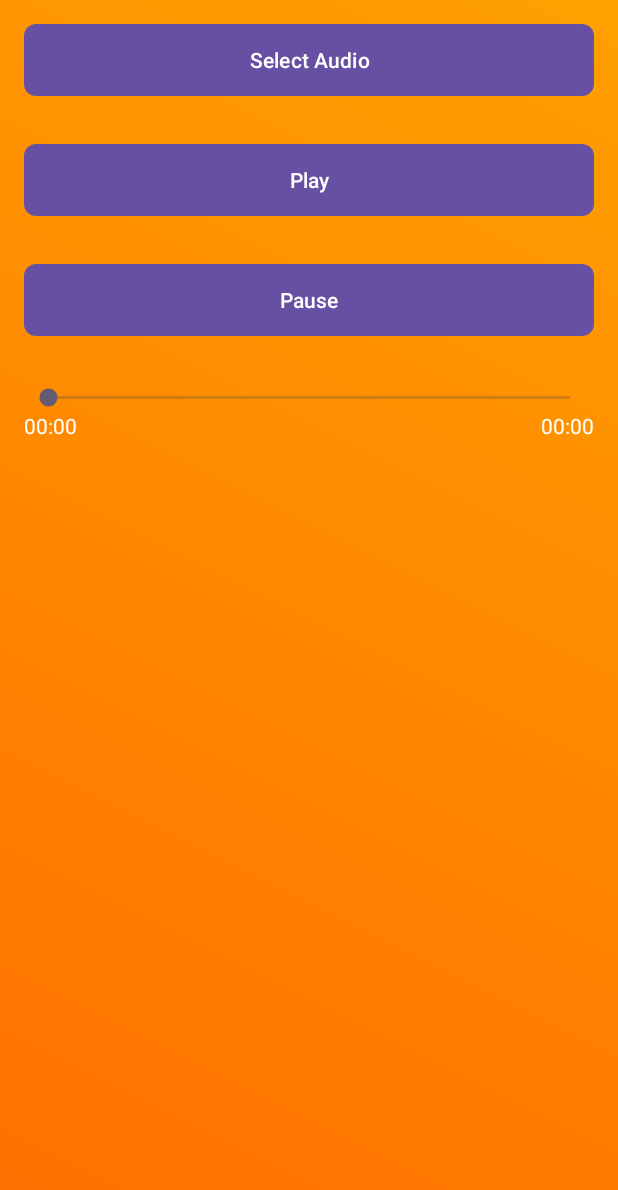
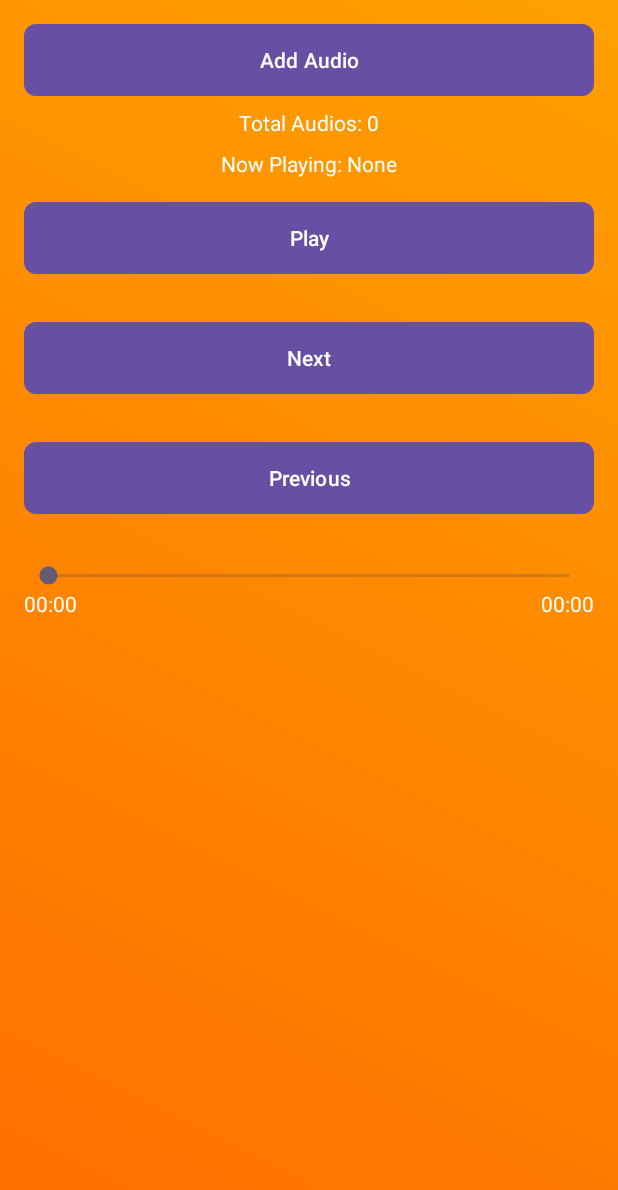
Before and after one commit to Tlaerk/OceanPlayer, an Android app: the screen it shows after launch (MainActivity), after a tap on "Play", on a phone screen of 412 x 824 dp. Shown: the top 1190 px of the screen. Run offline under Robolectric (Android 15) with nearby library versions, the phone set to English and light mode, and no system bars.

Commit message:
增加当前播放文件信息，合并暂停/播放按钮

```diff
--- a/app/src/main/java/com/example/oceanplayer/MainActivity.java
+++ b/app/src/main/java/com/example/oceanplayer/MainActivity.java
@@ -1,14 +1,13 @@
 package com.example.oceanplayer;
 
-import android.Manifest;
 import android.content.Intent;
-import android.content.pm.PackageManager;
+import android.database.Cursor;
 import android.media.MediaPlayer;
 import android.net.Uri;
-import android.os.Build;
 import android.os.Bundle;
 import android.os.Handler;
 import android.os.Looper;
+import android.provider.OpenableColumns;
 import android.widget.Button;
 import android.widget.SeekBar;
 import android.widget.TextView;
@@ -17,38 +16,46 @@ import android.widget.Toast;
 import androidx.annotation.NonNull;
 import androidx.annotation.Nullable;
 import androidx.appcompat.app.AppCompatActivity;
-import androidx.core.app.ActivityCompat;
-import androidx.core.content.ContextCompat;
 
 import java.io.IOException;
+import java.util.ArrayList;
+import java.util.List;
 import java.util.concurrent.TimeUnit;
 
 public class MainActivity extends AppCompatActivity {
-    private static final int REQUEST_CODE_SELECT_AUDIO = 1;
-    private static final int REQUEST_CODE_PERMISSIONS = 2;
+    private static final int REQUEST_CODE_ADD_AUDIO = 1;
 
     private MediaPlayer mediaPlayer;
-    private Uri selectedAudioUri;
+    private List<Uri> audioUris = new ArrayList<>();
+    private int currentTrackIndex = 0;
     private SeekBar seekBar;
     private TextView tvCurrentTime;
     private TextView tvTotalTime;
+    private TextView tvAudioCount;
+    private TextView tvCurrentAudio;
     private Handler handler = new Handler(Looper.getMainLooper());
+    private boolean isPaused = false;
+    private Button btnPlayPause;
 
     @Override
     protected void onCreate(Bundle savedInstanceState) {
         super.onCreate(savedInstanceState);
         setContentView(R.layout.activity_main);
 
-        Button btnSelect = findViewById(R.id.btnSelect);
-        Button btnPlay = findViewById(R.id.btnPlay);
-        Button btnPause = findViewById(R.id.btnPause);
+        Button btnAddAudio = findViewById(R.id.btnAddAudio);
+        btnPlayPause = findViewById(R.id.btnPlayPause);
+        Button btnNext = findViewById(R.id.btnNext);
+        Button btnPrevious = findViewById(R.id.btnPrevious);
         seekBar = findViewById(R.id.seekBar);
         tvCurrentTime = findViewById(R.id.tvCurrentTime);
         tvTotalTime = findViewById(R.id.tvTotalTime);
+        tvAudioCount = findViewById(R.id.tvAudioCount);
+        tvCurrentAudio = findViewById(R.id.tvCurrentAudio);
 
-        btnSelect.setOnClickListener(v -> requestPermissionsAndSelectAudio());
-        btnPlay.setOnClickListener(v -> playAudio());
-        btnPause.setOnClickListener(v -> pauseAudio());
+        btnAddAudio.setOnClickListener(v -> addAudio());
+        btnPlayPause.setOnClickListener(v -> togglePlayPause());
+        btnNext.setOnClickListener(v -> playNextAudio());
+        btnPrevious.setOnClickListener(v -> playPreviousAudio());
 
         seekBar.setOnSeekBarChangeListener(new SeekBar.OnSeekBarChangeListener() {
             @Override
@@ -73,68 +80,70 @@ public class MainActivity extends AppCompatActivity {
         });
     }
 
-    private void requestPermissionsAndSelectAudio() {
-        if (Build.VERSION.SDK_INT >= Build.VERSION_CODES.TIRAMISU) {
-            if (ContextCompat.checkSelfPermission(this, Manifest.permission.READ_MEDIA_AUDIO) != PackageManager.PERMISSION_GRANTED) {
-                ActivityCompat.requestPermissions(this, new String[]{Manifest.permission.READ_MEDIA_AUDIO}, REQUEST_CODE_PERMISSIONS);
-            } else {
-                selectAudio();
-            }
-        } else if (Build.VERSION.SDK_INT >= Build.VERSION_CODES.M) {
-            if (ContextCompat.checkSelfPermission(this, Manifest.permission.READ_EXTERNAL_STORAGE) != PackageManager.PERMISSION_GRANTED) {
-                ActivityCompat.requestPermissions(this, new String[]{Manifest.permission.READ_EXTERNAL_STORAGE}, REQUEST_CODE_PERMISSIONS);
-            } else {
-                selectAudio();
-            }
-        } else {
-            selectAudio();
-        }
-    }
-
-    @Override
-    public void onRequestPermissionsResult(int requestCode, @NonNull String[] permissions, @NonNull int[] grantResults) {
-        super.onRequestPermissionsResult(requestCode, permissions, grantResults);
-        if (requestCode == REQUEST_CODE_PERMISSIONS) {
-            if (grantResults.length > 0 && grantResults[0] == PackageManager.PERMISSION_GRANTED) {
-                selectAudio();
-            } else {
-                Toast.makeText(this, "Permission denied", Toast.LENGTH_SHORT).show();
-            }
-        }
-    }
-
-    private void selectAudio() {
-        Intent intent = new Intent(Intent.ACTION_OPEN_DOCUMENT);
-        intent.addCategory(Intent.CATEGORY_OPENABLE);
+    private void addAudio() {
+        Intent intent = new Intent(Intent.ACTION_GET_CONTENT);
         intent.setType("audio/*");
-        startActivityForResult(intent, REQUEST_CODE_SELECT_AUDIO);
+        intent.putExtra(Intent.EXTRA_ALLOW_MULTIPLE, true);
+        startActivityForResult(intent, REQUEST_CODE_ADD_AUDIO);
     }
 
     @Override
     protected void onActivityResult(int requestCode, int resultCode, @Nullable Intent data) {
         super.onActivityResult(requestCode, resultCode, data);
-        if (requestCode == REQUEST_CODE_SELECT_AUDIO && resultCode == RESULT_OK && data != null) {
-            selectedAudioUri = data.getData();
+        if (requestCode == REQUEST_CODE_ADD_AUDIO && resultCode == RESULT_OK && data != null) {
+            if (data.getClipData() != null) {
+                int count = data.getClipData().getItemCount();
+                for (int i = 0; i < count; i++) {
+                    Uri audioUri = data.getClipData().getItemAt(i).getUri();
+                    audioUris.add(audioUri);
+                }
+            } else if (data.getData() != null) {
+                Uri audioUri = data.getData();
+                audioUris.add(audioUri);
+            }
+            tvAudioCount.setText("Total Audios: " + audioUris.size());
+        }
+    }
+
+    private void togglePlayPause() {
+        if (mediaPlayer != null && mediaPlayer.isPlaying()) {
+            pauseAudio();
+        } else {
+            resumeAudio();
+        }
+    }
+
+    private void resumeAudio() {
+        if (mediaPlayer != null && isPaused) {
+            mediaPlayer.start();
+            isPaused = false;
+            btnPlayPause.setText("Pause");
+        } else {
+            playAudio();
         }
     }
 
     private void playAudio() {
-        if (selectedAudioUri != null) {
+        if (!audioUris.isEmpty()) {
             if (mediaPlayer != null) {
                 mediaPlayer.release();
             }
             mediaPlayer = new MediaPlayer();
             try {
-                mediaPlayer.setDataSource(this, selectedAudioUri);
+                mediaPlayer.setDataSource(this, audioUris.get(currentTrackIndex));
                 mediaPlayer.prepare();
                 mediaPlayer.start();
 
                 seekBar.setMax(mediaPlayer.getDuration());
                 tvTotalTime.setText(formatTime(mediaPlayer.getDuration()));
+                tvCurrentAudio.setText("Now Playing: " + getFileName(audioUris.get(currentTrackIndex)));
                 handler.post(updateSeekBar);
+
+                btnPlayPause.setText("Pause");
 
                 mediaPlayer.setOnCompletionListener(mp -> {
                     handler.removeCallbacks(updateSeekBar);
+                    playNextAudio();
                 });
 
             } catch (IOException e) {
@@ -143,9 +152,31 @@ public class MainActivity extends AppCompatActivity {
         }
     }
 
+    private void playNextAudio() {
+        if (!audioUris.isEmpty()) {
+            currentTrackIndex++;
+            if (currentTrackIndex >= audioUris.size()) {
+                currentTrackIndex = 0;
+            }
+            playAudio();
+        }
+    }
+
+    private void playPreviousAudio() {
+        if (!audioUris.isEmpty()) {
+            currentTrackIndex--;
+            if (currentTrackIndex < 0) {
+                currentTrackIndex = audioUris.size() - 1;
+            }
+            playAudio();
+        }
+    }
+
     private void pauseAudio() {
         if (mediaPlayer != null && mediaPlayer.isPlaying()) {
             mediaPlayer.pause();
+            isPaused = true;
+            btnPlayPause.setText("Play");
         }
     }
 
@@ -165,4 +196,23 @@ public class MainActivity extends AppCompatActivity {
         int seconds = (int) (TimeUnit.MILLISECONDS.toSeconds(milliseconds) % 60);
         return String.format("%02d:%02d", minutes, seconds);
     }
+
+    private String getFileName(Uri uri) {
+        String result = null;
+        if (uri.getScheme().equals("content")) {
+            try (Cursor cursor = getContentResolver().query(uri, null, null, null, null)) {
+                if (cursor != null && cursor.moveToFirst()) {
+                    result = cursor.getString(cursor.getColumnIndex(OpenableColumns.DISPLAY_NAME));
+                }
+            }
+        }
+        if (result == null) {
+            result = uri.getPath();
+            int cut = result != null ? result.lastIndexOf('/') : -1;
+            if (cut != -1) {
+                result = result.substring(cut + 1);
+            }
+        }
+        return result;
+    }
 }
--- a/app/src/main/res/layout/activity_main.xml
+++ b/app/src/main/res/layout/activity_main.xml
@@ -8,41 +8,79 @@
     tools:context=".MainActivity">
 
     <Button
-        android:id="@+id/btnSelect"
+        android:id="@+id/btnAddAudio"
         android:layout_width="0dp"
         android:layout_height="wrap_content"
-        android:text="Select Audio"
+        android:text="Add Audio"
         android:textColor="#FFFFFF"
         android:background="@drawable/button_background"
         app:layout_constraintTop_toTopOf="parent"
-        app:layout_constraintBottom_toTopOf="@+id/btnPlay"
+        app:layout_constraintBottom_toTopOf="@+id/tvAudioCount"
+        app:layout_constraintStart_toStartOf="parent"
+        app:layout_constraintEnd_toEndOf="parent"
+        android:layout_margin="16dp"
+        />
+
+    <TextView
+        android:id="@+id/tvAudioCount"
+        android:layout_width="wrap_content"
+        android:layout_height="wrap_content"
+        android:text="Total Audios: 0"
+        android:textColor="#FFFFFF"
+        app:layout_constraintTop_toBottomOf="@+id/btnAddAudio"
+        app:layout_constraintStart_toStartOf="parent"
+        app:layout_constraintEnd_toEndOf="parent"
+        android:layout_marginTop="8dp"
+        />
+
+    <TextView
+        android:id="@+id/tvCurrentAudio"
+        android:layout_width="wrap_content"
+        android:layout_height="wrap_content"
+        android:text="Now Playing: None"
+        android:textColor="#FFFFFF"
+        app:layout_constraintTop_toBottomOf="@+id/tvAudioCount"
+        app:layout_constraintStart_toStartOf="parent"
+        app:layout_constraintEnd_toEndOf="parent"
+        android:layout_marginTop="8dp"
+        />
+
+    <Button
+        android:id="@+id/btnPlayPause"
+        android:layout_width="0dp"
+        android:layout_height="wrap_content"
+        android:text="Play"
+        android:textColor="#FFFFFF"
+        android:background="@drawable/button_background"
+        app:layout_constraintTop_toBottomOf="@+id/tvCurrentAudio"
+        app:layout_constraintBottom_toTopOf="@+id/btnNext"
         app:layout_constraintStart_toStartOf="parent"
         app:layout_constraintEnd_toEndOf="parent"
         android:layout_margin="16dp"
         />
 
     <Button
-        android:id="@+id/btnPlay"
+        android:id="@+id/btnNext"
         android:layout_width="0dp"
         android:layout_height="wrap_content"
-        android:text="Play"
+        android:text="Next"
         android:textColor="#FFFFFF"
         android:background="@drawable/button_background"
-        app:layout_constraintTop_toBottomOf="@+id/btnSelect"
-        app:layout_constraintBottom_toTopOf="@+id/btnPause"
+        app:layout_constraintTop_toBottomOf="@+id/btnPlayPause"
+        app:layout_constraintBottom_toTopOf="@+id/btnPrevious"
         app:layout_constraintStart_toStartOf="parent"
         app:layout_constraintEnd_toEndOf="parent"
         android:layout_margin="16dp"
         />
 
     <Button
-        android:id="@+id/btnPause"
+        android:id="@+id/btnPrevious"
         android:layout_width="0dp"
         android:layout_height="wrap_content"
-        android:text="Pause"
+        android:text="Previous"
         android:textColor="#FFFFFF"
         android:background="@drawable/button_background"
-        app:layout_constraintTop_toBottomOf="@+id/btnPlay"
+        app:layout_constraintTop_toBottomOf="@+id/btnNext"
         app:layout_constraintBottom_toTopOf="@+id/seekBar"
         app:layout_constraintStart_toStartOf="parent"
         app:layout_constraintEnd_toEndOf="parent"
@@ -53,7 +91,7 @@
         android:id="@+id/seekBar"
         android:layout_width="0dp"
         android:layout_height="wrap_content"
-        app:layout_constraintTop_toBottomOf="@+id/btnPause"
+        app:layout_constraintTop_toBottomOf="@+id/btnPrevious"
         app:layout_constraintBottom_toTopOf="@+id/tvCurrentTime"
         app:layout_constraintStart_toStartOf="parent"
         app:layout_constraintEnd_toEndOf="parent"
```
